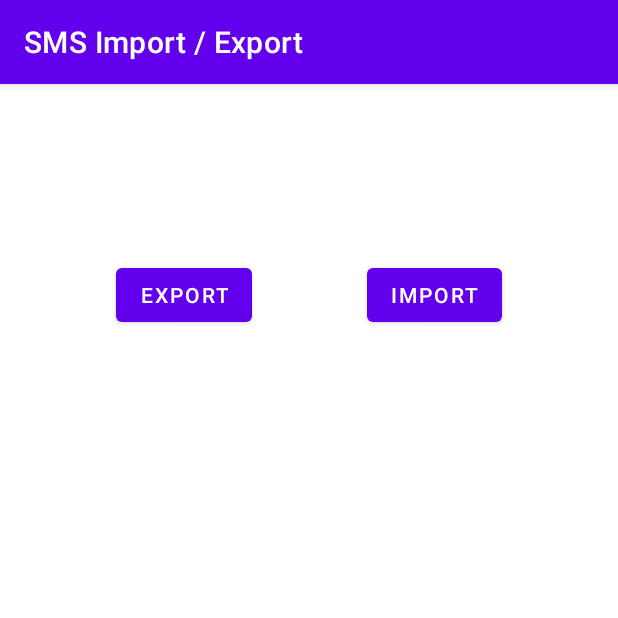
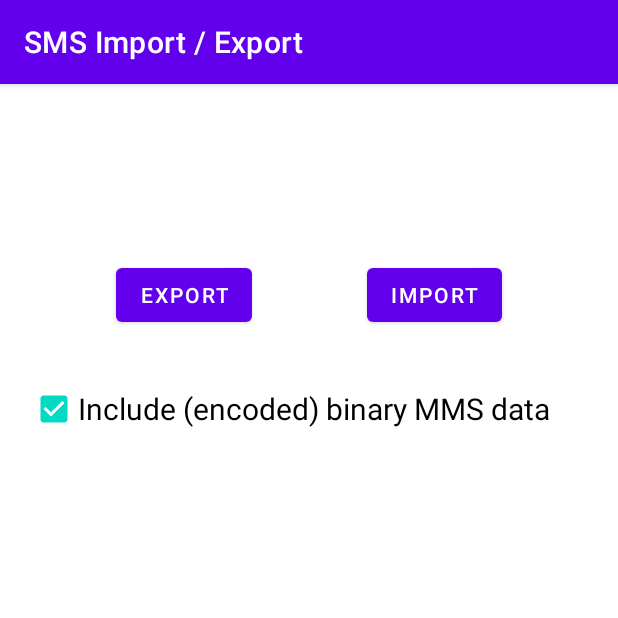
Before and after one commit to tmo1/sms-ie, an Android app: the screen it shows after launch (MainActivity), on a phone screen of 412 x 824 dp, the top half of it. Run offline under Robolectric (Android 15) with nearby library versions, the phone set to English and light mode, and no system bars.

Commit message:
Add binary MMS data checkbox
Add checkbox to make inclusion of binary MMS data user controllable.

```diff
--- a/app/src/main/java/com/github/tmo1/sms_ie/MainActivity.kt
+++ b/app/src/main/java/com/github/tmo1/sms_ie/MainActivity.kt
@@ -34,6 +34,7 @@ import android.util.Base64
 import android.util.Log
 import android.view.View
 import android.widget.Button
+import android.widget.CheckBox
 import android.widget.TextView
 import android.widget.Toast
 import androidx.appcompat.app.AppCompatActivity
@@ -64,6 +65,7 @@ data class MessageTotal(var sms: Int, var mms: Int)
 
 class MainActivity : AppCompatActivity() {
 
+    private var includeBinaryData: Boolean = true
 
     override fun onCreate(savedInstanceState: Bundle?) {
         super.onCreate(savedInstanceState)
@@ -260,13 +262,12 @@ class MainActivity : AppCompatActivity() {
                                 if (it1.moveToFirst()) {
                                     val partIdIndex = it1.getColumnIndexOrThrow("_id")
                                     val dataIndex = it1.getColumnIndexOrThrow("_data")
-
                                     do {
                                         val part = JSONObject()
                                         it1.columnNames.forEachIndexed { i, columnName ->
                                             part.put(columnName, it1.getString(i))
                                         }
-                                        if (it1.getString(dataIndex) != null) {
+                                        if (includeBinaryData && it1.getString(dataIndex) != null) {
                                             val inputStream = contentResolver.openInputStream(
                                                 Uri.parse(
                                                     "content://mms/part/" + it1.getString(partIdIndex)
@@ -391,7 +392,13 @@ class MainActivity : AppCompatActivity() {
             total
         }
     }
-}
+
+    fun onCheckBoxClicked(view: View) {
+        if (view is CheckBox) {
+            includeBinaryData = view.isChecked
+            }
+        }
+    }
 
 // From https://stackoverflow.com/a/51394768
 fun Date.toString(format: String, locale: Locale = Locale.getDefault()): String {
--- a/app/src/main/res/layout/activity_main.xml
+++ b/app/src/main/res/layout/activity_main.xml
@@ -64,4 +64,20 @@
         android:orientation="horizontal"
         app:layout_constraintGuide_percent="0.3652531" />
 
+    <CheckBox
+        android:id="@+id/checkBox"
+        android:layout_width="wrap_content"
+        android:layout_height="wrap_content"
+        android:layout_marginStart="20sp"
+        android:checked="true"
+        android:onClick="onCheckBoxClicked"
+        android:text="@string/include_binary_data"
+        android:textSize="20sp"
+        app:layout_constraintBottom_toTopOf="@+id/guideline3"
+        app:layout_constraintEnd_toEndOf="parent"
+        app:layout_constraintHorizontal_bias="0.0"
+        app:layout_constraintStart_toStartOf="parent"
+        app:layout_constraintTop_toTopOf="parent"
+        app:layout_constraintVertical_bias="0.828" />
+
 </androidx.constraintlayout.widget.ConstraintLayout>
--- a/app/src/main/res/values/strings.xml
+++ b/app/src/main/res/values/strings.xml
@@ -29,4 +29,5 @@
     <string name="permissions_required_message">Exporting messages requires permission to read SMSs and contacts.</string>
     <string name="default_sms_app_requirement_message">This app must be the default SMS app in order to import messages.</string>
     <string name="not_jsonarray_message">File does not seem to contain a valid JSONArray.</string>
+    <string name="include_binary_data">Include (encoded) binary MMS data</string>
 </resources>
```
